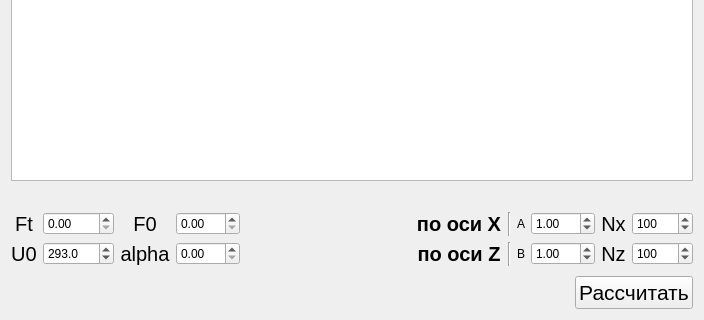
This is mainwindow.ui in xammi/Gradov-Lab as Qt 5 draws it before an edit; both pictures show x 0 to 704 and y 302 to 622 of the 704 by 622 pixel window. The edited form follows.
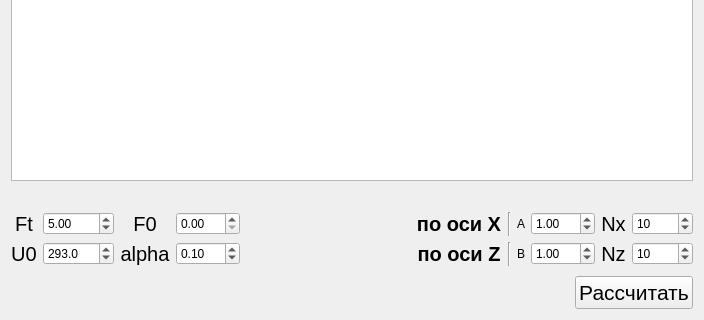
This is the edited form.

```diff
--- a/mainwindow.ui
+++ b/mainwindow.ui
@@ -78,6 +78,9 @@
           <property name="maximum">
            <double>999.990000000000009</double>
           </property>
+          <property name="value">
+           <double>5.000000000000000</double>
+          </property>
          </widget>
         </item>
         <item row="1" column="1">
@@ -165,6 +168,9 @@
           <property name="maximum">
            <double>999.990000000000009</double>
           </property>
+          <property name="value">
+           <double>0.100000000000000</double>
+          </property>
          </widget>
         </item>
        </layout>
@@ -242,7 +248,7 @@
            <number>10000</number>
           </property>
           <property name="value">
-           <number>100</number>
+           <number>10</number>
           </property>
          </widget>
         </item>
@@ -252,7 +258,7 @@
            <number>10000</number>
           </property>
           <property name="value">
-           <number>100</number>
+           <number>10</number>
           </property>
          </widget>
         </item>
```
